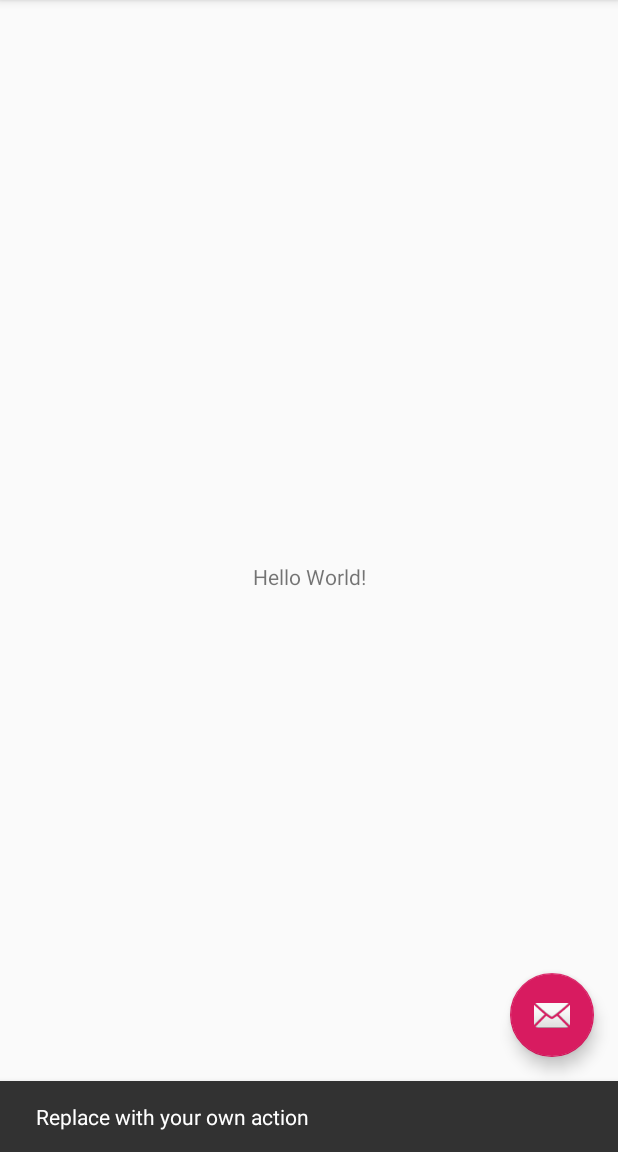
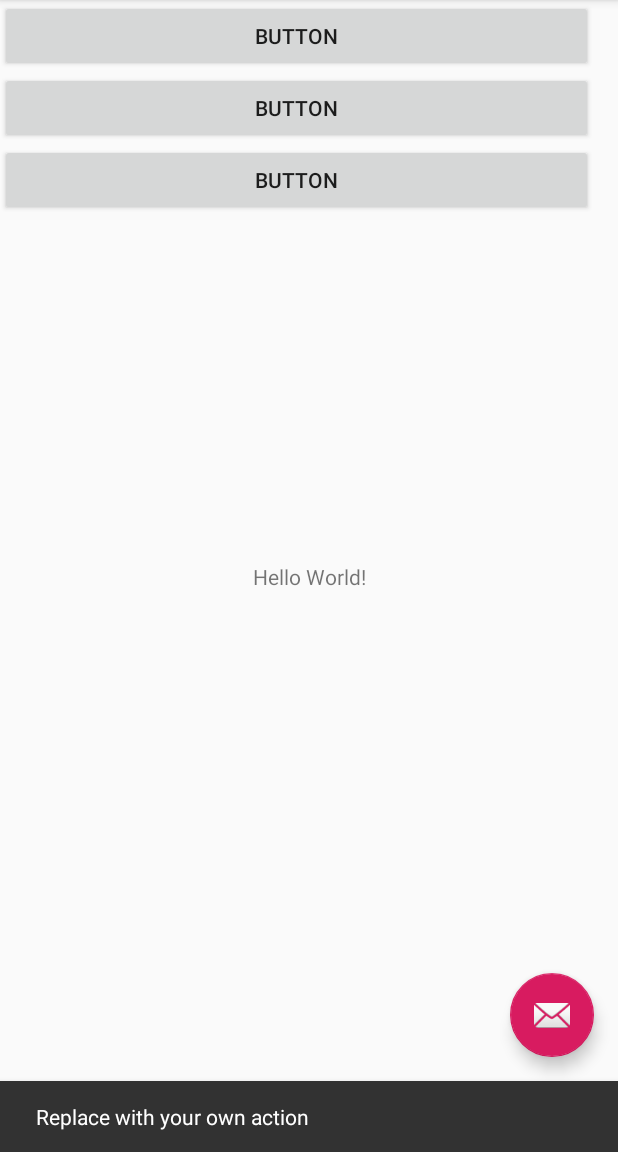
Before and after one commit to rafal-tarnow/TestBillingAndroid, an Android app: the screen it shows after launch (MainActivity), after a tap on an icon or button, on a phone screen of 412 x 824 dp, the part 84-1236 px from its top. Run offline under Robolectric (Android 15) with nearby library versions, the phone set to English and light mode, and no system bars; libraries missing offline, so code that uses them is left out: com.anjlab.android; 3 statements that could not run were skipped.

Commit message:
dodanie przyciskow

```diff
--- a/app/src/main/res/layout/content_main.xml
+++ b/app/src/main/res/layout/content_main.xml
@@ -17,4 +17,30 @@
         app:layout_constraintRight_toRightOf="parent"
         app:layout_constraintTop_toTopOf="parent" />
 
+    <LinearLayout
+        android:layout_width="395dp"
+        android:layout_height="312dp"
+        android:orientation="vertical"
+        tools:layout_editor_absoluteX="8dp"
+        tools:layout_editor_absoluteY="8dp">
+
+        <Button
+            android:id="@+id/button2"
+            android:layout_width="match_parent"
+            android:layout_height="wrap_content"
+            android:text="Button" />
+
+        <Button
+            android:id="@+id/button3"
+            android:layout_width="match_parent"
+            android:layout_height="wrap_content"
+            android:text="Button" />
+
+        <Button
+            android:id="@+id/button4"
+            android:layout_width="match_parent"
+            android:layout_height="wrap_content"
+            android:text="Button" />
+    </LinearLayout>
+
 </android.support.constraint.ConstraintLayout>
```
